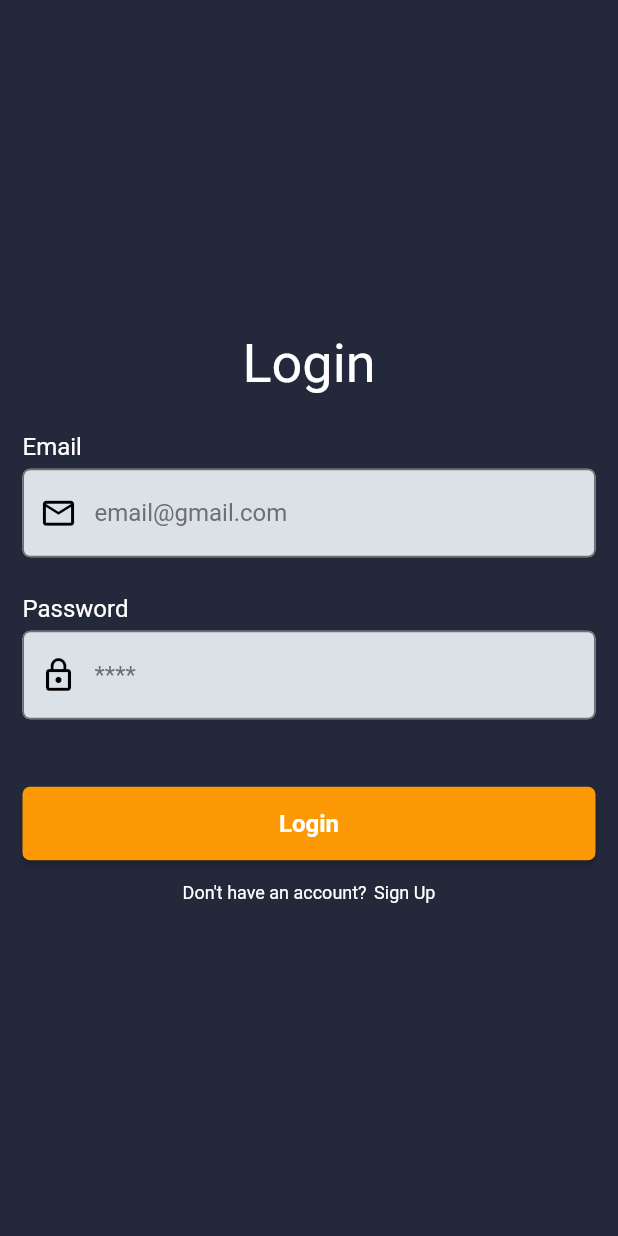
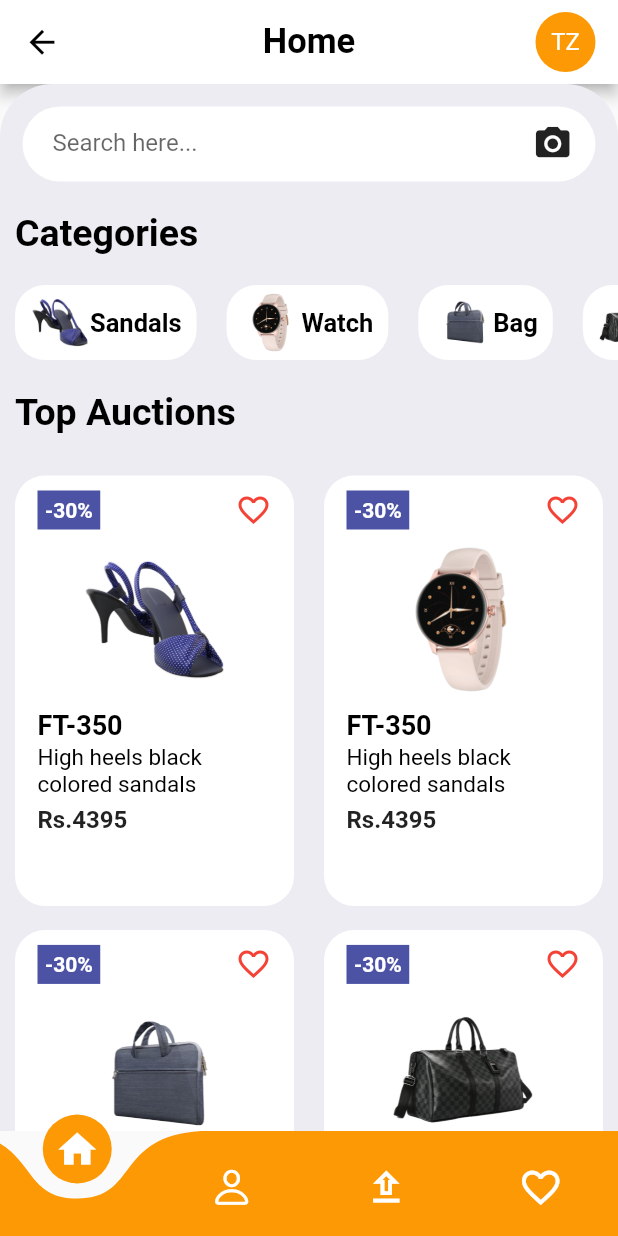
Before and after one commit to Muzammil-Ali-Khan/Bidverse-Frontend, a Flutter app: the screen it shows after launch, on a phone screen of 412 x 824 dp. Run offline on Flutter 3.47's test engine with Material 2 defaults, Android fonts, the light colour scheme and no system bars; drawn by our look-alikes of curved_navigation_bar; our stand-ins replace badges; generated files the repository leaves out were written again.

Commit message:
Home screen is added

```diff
--- /dev/null
+++ b/lib/screens/home_screen.dart
@@ -0,0 +1,136 @@
+// import 'package:bidverse_frontend/widgets/home_app_bar.dart';
+import 'package:bidverse_frontend/constants/constants.dart';
+import 'package:bidverse_frontend/widgets/categories.dart';
+import 'package:bidverse_frontend/widgets/home_app_bar.dart';
+import 'package:bidverse_frontend/widgets/items.dart';
+import 'package:flutter/cupertino.dart';
+import 'package:flutter/material.dart';
+import 'package:curved_navigation_bar/curved_navigation_bar.dart';
+
+class HomeScreen extends StatelessWidget {
+  const HomeScreen({super.key});
+
+  @override
+  Widget build(BuildContext context) {
+    return Scaffold(
+      body: ListView(children: [
+        HomeAppBar(),
+        Container(
+          // height: 500,
+          padding: EdgeInsets.only(top: 15),
+          decoration: BoxDecoration(
+              color: Color(0xFFEDECF2),
+              borderRadius: BorderRadius.only(
+                topLeft: Radius.circular((35)),
+                topRight: Radius.circular(35),
+              )),
+          child: Column(
+            children: [
+              Container(
+                margin: EdgeInsets.symmetric(horizontal: 15),
+                padding: EdgeInsets.symmetric(horizontal: 15),
+                height: 50,
+                decoration: BoxDecoration(
+                  color: white,
+                  borderRadius: BorderRadius.circular(30),
+                ),
+                child: Row(children: [
+                  Container(
+                    margin: EdgeInsets.only(left: 5),
+                    height: 50,
+                    width: 200,
+                    child: TextFormField(
+                      decoration: InputDecoration(
+                        border: InputBorder.none,
+                        hintText: "Search here...",
+                      ),
+                    ),
+                  ),
+                  Spacer(),
+                  Icon(
+                    Icons.camera_alt,
+                    size: 27,
+                  ),
+                ]),
+              ),
+              Container(
+                alignment: Alignment.centerLeft,
+                margin: const EdgeInsets.symmetric(
+                  vertical: 20,
+                  horizontal: 10,
+                ),
+                child: const Text(
+                  "Categories",
+                  style: TextStyle(
+                    fontSize: 25,
+                    fontWeight: FontWeight.bold,
+                    color: blackColor,
+                  ),
+                ),
+              ),
+              const SingleChildScrollView(
+                scrollDirection: Axis.horizontal,
+                child: Row(
+                  children: [
+                    Categories("Sandals", 1),
+                    Categories("Watch", 2),
+                    Categories("Bag", 3),
+                    Categories("Hand Carrier", 4),
+                    Categories("Bag", 5),
+                    Categories("Sandals", 6),
+                    Categories("Watch", 7),
+                  ],
+                ),
+              ),
+              Container(
+                alignment: Alignment.centerLeft,
+                margin:
+                    const EdgeInsets.symmetric(vertical: 20, horizontal: 10),
+                child: const Text(
+                  "Top Auctions",
+                  style: TextStyle(
+                    fontSize: 25,
+                    fontWeight: FontWeight.bold,
+                    color: blackColor,
+                  ),
+                ),
+              ),
+              GridView.count(
+                  childAspectRatio: 0.68,
+                  physics: NeverScrollableScrollPhysics(),
+                  crossAxisCount: 2,
+                  shrinkWrap: true,
+                  children: [
+                    ItemsWidget("FT-350", "High heels black colored sandals",
+                        "Rs.4395", 1, "-30%"),
+                    ItemsWidget("FT-350", "High heels black colored sandals",
+                        "Rs.4395", 2, "-30%"),
+                    ItemsWidget("FT-350", "High heels black colored sandals",
+                        "Rs.4395", 3, "-30%"),
+                    ItemsWidget("FT-350", "High heels black colored sandals",
+                        "Rs.4395", 4, "-30%"),
+                    ItemsWidget("FT-350", "High heels black colored sandals",
+                        "Rs.4395", 5, "-30%"),
+                    ItemsWidget("FT-350", "High heels black colored sandals",
+                        "Rs.4395", 6, "-30%"),
+                    ItemsWidget("FT-350", "High heels black colored sandals",
+                        "Rs.4395", 7, "-30%"),
+                  ])
+            ],
+          ),
+        )
+      ]),
+      bottomNavigationBar: CurvedNavigationBar(
+          backgroundColor: Colors.transparent,
+          onTap: (index) {},
+          color: primaryColor,
+          height: 70,
+          items: [
+            Icon(Icons.home, size: 30, color: white),
+            Icon(CupertinoIcons.person, size: 30, color: white),
+            Icon(Icons.upload_outlined, size: 30, color: white),
+            Icon(Icons.favorite_border, size: 30, color: white),
+          ]),
+    );
+  }
+}
--- a/lib/screens/splash_screen.dart
+++ b/lib/screens/splash_screen.dart
@@ -1,6 +1,7 @@
 import 'dart:async';
 
 import 'package:bidverse_frontend/constants/constants.dart';
+import 'package:bidverse_frontend/screens/home_screen.dart';
 import 'package:bidverse_frontend/screens/login_screen.dart';
 import 'package:flutter/material.dart';
 import 'package:flutter_gen/gen_l10n/app_localizations.dart';
@@ -17,7 +18,8 @@ class _SplashScreenState extends State<SplashScreen> {
   void initState() {
     super.initState();
     Timer(const Duration(seconds: 3), () {
-      Navigator.pushReplacement(context, MaterialPageRoute(builder: (context) => LoginScreen()));
+      Navigator.pushReplacement(
+          context, MaterialPageRoute(builder: (context) => HomeScreen()));
     });
   }
 
--- /dev/null
+++ b/lib/widgets/categories.dart
@@ -0,0 +1,40 @@
+import 'package:bidverse_frontend/constants/constants.dart';
+import 'package:flutter/material.dart';
+
+class Categories extends StatelessWidget {
+  final String title;
+  final int number;
+  const Categories(this.title, this.number, {super.key});
+
+  @override
+  Widget build(BuildContext context) {
+    return Container(
+      margin: EdgeInsets.symmetric(
+        horizontal: 10,
+      ),
+      padding: EdgeInsets.symmetric(vertical: 5, horizontal: 10),
+      decoration: BoxDecoration(
+        color: white,
+        borderRadius: BorderRadius.circular(20),
+      ),
+      child: Row(
+        crossAxisAlignment: CrossAxisAlignment.center,
+        children: [
+          Image.asset(
+            "images/$number.png",
+            width: 40,
+            height: 40,
+          ),
+          Text(
+            title,
+            style: TextStyle(
+              fontWeight: FontWeight.bold,
+              fontSize: 17,
+              color: blackColor,
+            ),
+          )
+        ],
+      ),
+    );
+  }
+}
--- /dev/null
+++ b/lib/widgets/home_app_bar.dart
@@ -0,0 +1,49 @@
+import 'package:bidverse_frontend/constants/constants.dart';
+import 'package:flutter/material.dart';
+import 'package:badges/badges.dart' as badges;
+
+class HomeAppBar extends StatefulWidget {
+  const HomeAppBar({super.key});
+
+  @override
+  State<HomeAppBar> createState() => _HomeAppBarState();
+}
+
+class _HomeAppBarState extends State<HomeAppBar> {
+  @override
+  Widget build(BuildContext context) {
+    return AppBar(
+      backgroundColor: white,
+      centerTitle: true,
+      leading: const Icon(
+        Icons.arrow_back_outlined,
+        size: 25,
+        color: blackColor,
+      ),
+      title: const Text(
+        'Home',
+        style: TextStyle(
+          fontSize: 23,
+          fontWeight: FontWeight.bold,
+          color: blackColor,
+        ),
+      ),
+      actions: [
+        Padding(
+            padding: EdgeInsets.only(right: 15),
+            child: CircleAvatar(
+              backgroundColor: primaryColor,
+              child: const Text(
+                'TZ',
+                style: TextStyle(
+                  color: white,
+                  // fontWeight: FontWeight.bol,
+                ),
+              ),
+              radius: 20.0,
+            ))
+      ],
+    );
+    ;
+  }
+}
--- /dev/null
+++ b/lib/widgets/items.dart
@@ -0,0 +1,87 @@
+import 'package:bidverse_frontend/constants/constants.dart';
+import 'package:flutter/material.dart';
+
+class ItemsWidget extends StatelessWidget {
+  final String title;
+  final String detail;
+  final String price;
+  final int number;
+  final String off;
+  const ItemsWidget(this.title, this.detail, this.price, this.number, this.off,
+      {super.key});
+
+  @override
+  Widget build(BuildContext context) {
+    return Container(
+      padding: EdgeInsets.only(left: 15, right: 15, top: 10),
+      margin: EdgeInsets.symmetric(vertical: 8, horizontal: 10),
+      decoration: BoxDecoration(
+        color: white,
+        borderRadius: BorderRadius.circular(20),
+      ),
+      child: Column(
+        children: [
+          Row(
+            mainAxisAlignment: MainAxisAlignment.spaceBetween,
+            children: [
+              Container(
+                padding: EdgeInsets.all(5),
+                decoration: BoxDecoration(color: Color(0xFF4C53A5)),
+                child: Text(
+                  off,
+                  style: TextStyle(
+                    fontSize: 14,
+                    color: white,
+                    fontWeight: FontWeight.bold,
+                  ),
+                ),
+              ),
+              Icon(
+                Icons.favorite_border,
+                color: Colors.red,
+              ),
+            ],
+          ),
+          InkWell(
+            onTap: () {},
+            child: Container(
+              margin: EdgeInsets.all(10),
+              child: Image.asset(
+                "images/$number.png",
+                height: 100,
+                width: 100,
+              ),
+            ),
+          ),
+          Container(
+            padding: EdgeInsets.only(bottom: 2),
+            alignment: Alignment.centerLeft,
+            child: Text(
+              title,
+              style: TextStyle(
+                  fontSize: 18, color: blackColor, fontWeight: FontWeight.bold),
+            ),
+          ),
+          Container(
+            child: Text(
+              detail,
+              style: TextStyle(fontSize: 15, color: blackColor),
+            ),
+          ),
+          Padding(
+            padding: EdgeInsets.symmetric(vertical: 5),
+            child: Row(
+              mainAxisAlignment: MainAxisAlignment.spaceBetween,
+              children: [
+                Text(
+                  price,
+                  style: TextStyle(fontSize: 16, fontWeight: FontWeight.bold),
+                )
+              ],
+            ),
+          )
+        ],
+      ),
+    );
+  }
+}
--- a/pubspec.yaml
+++ b/pubspec.yaml
@@ -38,6 +38,8 @@ dependencies:
   # Use with the CupertinoIcons class for iOS style icons.
   cupertino_icons: ^1.0.2
   provider: ^6.0.5
+  badges: ^3.1.1
+  curved_navigation_bar: ^1.0.3
 
 dev_dependencies:
   flutter_test:
@@ -67,7 +69,7 @@ flutter:
   # To add assets to your application, add an assets section, like this:
   assets:
     - assets/images/
-  #   - images/a_dot_ham.jpeg
+    - images/
 
   # An image asset can refer to one or more resolution-specific "variants", see
   # https://flutter.dev/assets-and-images/#resolution-aware
```
Also changed, not shown: images/1.png (added), images/2.png (added), images/3.png (added), images/4.png (added), images/5.png (added), images/6.png (added), images/7.png (added), pubspec.lock.
